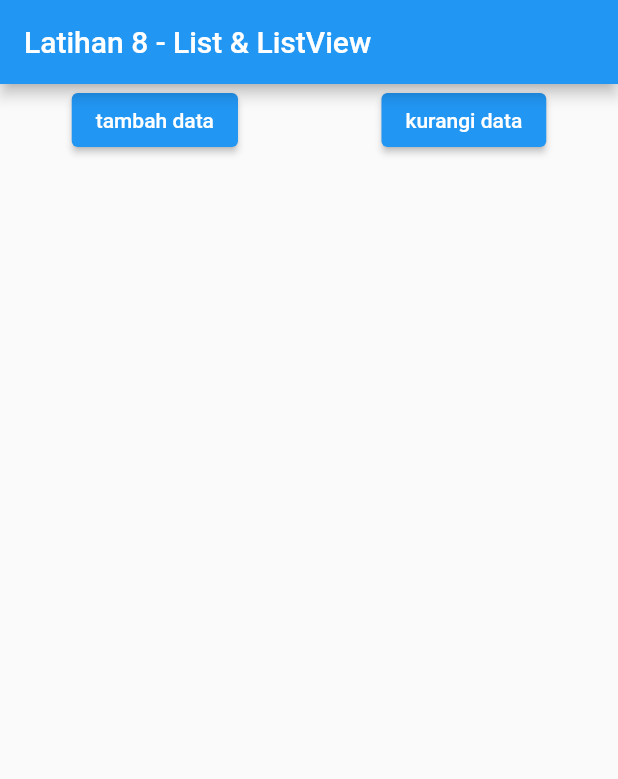
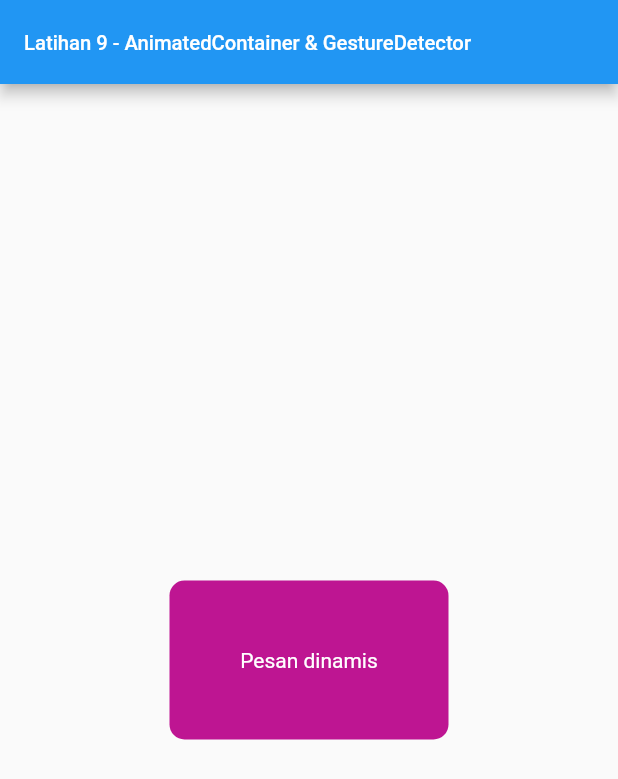
Before and after one commit to dodichakill/latihan_flutter_ku, a Flutter app: the screen it shows after launch, on a phone screen of 412 x 824 dp. Shown: the top 779 px of the screen. Run offline on Flutter 3.47's test engine with Material 2 defaults, Android fonts, the phone set to English and light mode, and no system bars.

Commit message:
Latihan 9 - AnimatedContainer & GestureDetector

```diff
--- a/lib/main.dart
+++ b/lib/main.dart
@@ -1,6 +1,7 @@
-// Latihan 8 - List & ListView
+// Latihan 9 - AnimatedContainer & GestureDetector
 
 import 'package:flutter/material.dart';
+import 'dart:math';
 
 void main() => runApp(MyApp());
 
@@ -10,79 +11,53 @@ class MyApp extends StatefulWidget {
 }
 
 class _MyAppState extends State<MyApp> {
-  // dibawah ini kita menggunakan List untuk menampung datanya
-  List<Widget> widgets = [];
-  int counter = 1;
+  // kita akan membuat sebuah animatedContainer ditengah2 layar yang nanti jika diklik nanti akan berubah warna dan ukuran panjang, tingginya secara random.
+
+  Random random = Random();
+  String pesan = 'Pesan dinamis';
 
   @override
   Widget build(BuildContext context) {
     return MaterialApp(
       home: Scaffold(
         appBar: AppBar(
-          title: Text('Latihan 8 - List & ListView'),
+          title: Text(
+            'Latihan 9 - AnimatedContainer & GestureDetector',
+            style: TextStyle(fontSize: 13.5),
+          ),
         ),
-        // dibawah ini kita menggunakan Column dan akan error bila data yang ditampilkan melebihi ukuran layar
-
-        // body: Column(
-        //   children: <Widget>[
-        //     Row(
-        //       mainAxisAlignment: MainAxisAlignment.spaceAround,
-        //       children: <Widget>[
-        //         ElevatedButton(
-        //             onPressed: () => setState(() {
-        //                   widgets.add(Text(
-        //                     'data ke - ' + counter.toString(),
-        //                     style: TextStyle(fontSize: 35),
-        //                   ));
-        //                   counter++;
-        //                 }),
-        //             child: Text('tambah data')),
-        //         ElevatedButton(
-        //             onPressed: () => setState(() {
-        //                   widgets
-        //                       .removeLast(); // untuk menghapus widget terakhir
-        //                   counter--;
-        //                 }),
-        //             child: Text('kurangi data'))
-        //       ],
-        //     ),
-        //     Column(
-        //       crossAxisAlignment: CrossAxisAlignment.start,
-        //       children: widgets,
-        //     )
-        //   ],
-        // ),
-
-        // dibawah ini kita menggunakan ListView dan tidak akan terjadi error bila data yang ditampilkan melebihi ukuran layar melainkan akan menjadi bisa discroll
-
-        body: ListView(
-          children: <Widget>[
-            Row(
-              mainAxisAlignment: MainAxisAlignment.spaceAround,
-              children: <Widget>[
-                ElevatedButton(
-                    onPressed: () => setState(() {
-                          widgets.add(Text(
-                            'data ke - ' + counter.toString(),
-                            style: TextStyle(fontSize: 35),
-                          ));
-                          counter++;
-                        }),
-                    child: Text('tambah data')),
-                ElevatedButton(
-                    onPressed: () => setState(() {
-                          widgets
-                              .removeLast(); // untuk menghapus widget terakhir
-                          counter--;
-                        }),
-                    child: Text('kurangi data'))
-              ],
+        body: Center(
+          child: GestureDetector(
+            onTap: () {
+              setState(() {});
+            },
+            onDoubleTap: () {
+              setState(() {
+                pesan = 'hello calon programer sukses :)';
+              });
+            },
+            onLongPress: () {
+              setState(() {
+                pesan = 'semoga sukses selalu :)';
+              });
+            },
+            child: AnimatedContainer(
+              duration: Duration(milliseconds: 700),
+              width: 50.0 + random.nextInt(201),
+              height: 50.0 + random.nextInt(201),
+              decoration: BoxDecoration(
+                borderRadius: BorderRadius.circular(10),
+                color: Color.fromARGB(255, random.nextInt(256),
+                    random.nextInt(256), random.nextInt(256)),
+              ),
+              child: Center(
+                child: Text(
+                  pesan,
+                  style: TextStyle(color: Colors.white),
+                ),
+              ),
             ),
-            Column(
-              crossAxisAlignment: CrossAxisAlignment.start,
-              children: widgets,
-            )
-          ],
+          ),
         ),
       ),
     );
@@ -91,5 +66,5 @@ class _MyAppState extends State<MyApp> {
 
 // penjelasan singkat
 // ----------------
-// gunakan List untuk menampung beberapa data sekaligus
-// gunakan ListView dari pada column/row untuk menghindari terjadinya error ketika data yang ditampilkan melebihi batas layar
+// widget GestureDetector berfungsi untuk mendeteksi sentuhan pada widget childnya, pada contoh diatas childnya adalah AnimatedContainer, dan pada saat disentuh maka akan menjalankan suatu method pada contoh diatas kita menggunakan onTap: () {setState(() {})} yang berarti kita akan merefresh halaman setiap kita klik, dan kita menggunakan onDoubleTap: akan mengubah pesan menjadi hello calon programer sukses, dan onLongPress: akan mengubah pesan menjadi semoga sukses selalu :)
+// widget AnimatedContainer merupakan containernya animasi yang akan diberikan pada nya. pada contoh diatas kita membuat sebuah animatedContainer ditengah2 layar yang nanti jika diklik nanti akan berubah warna dan ukuran panjang, tingginya secara random. kita menggunakan 50.0 untuk nilai minimal dan menggunakan random.nextInt(201) yang artinya kita akan menggenerate nilai antara nilai minimal hingga nilai 200. dan memiliki properti duration yang berisi durasi yang akan diberikan untuk melihat animasinya
```
